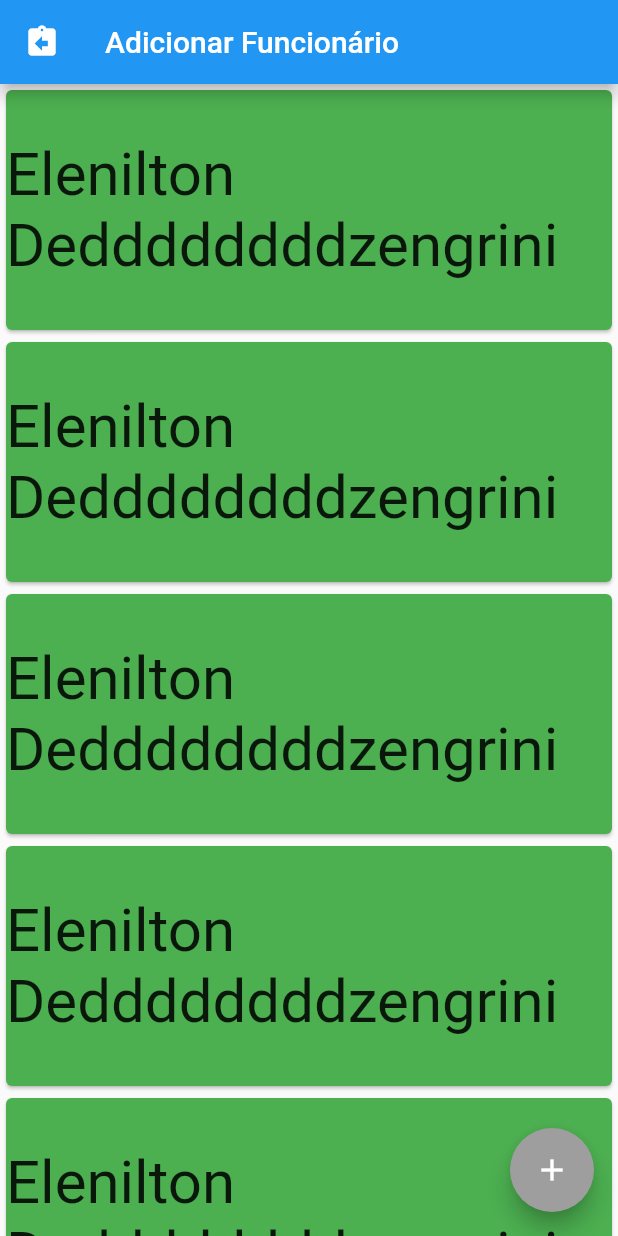
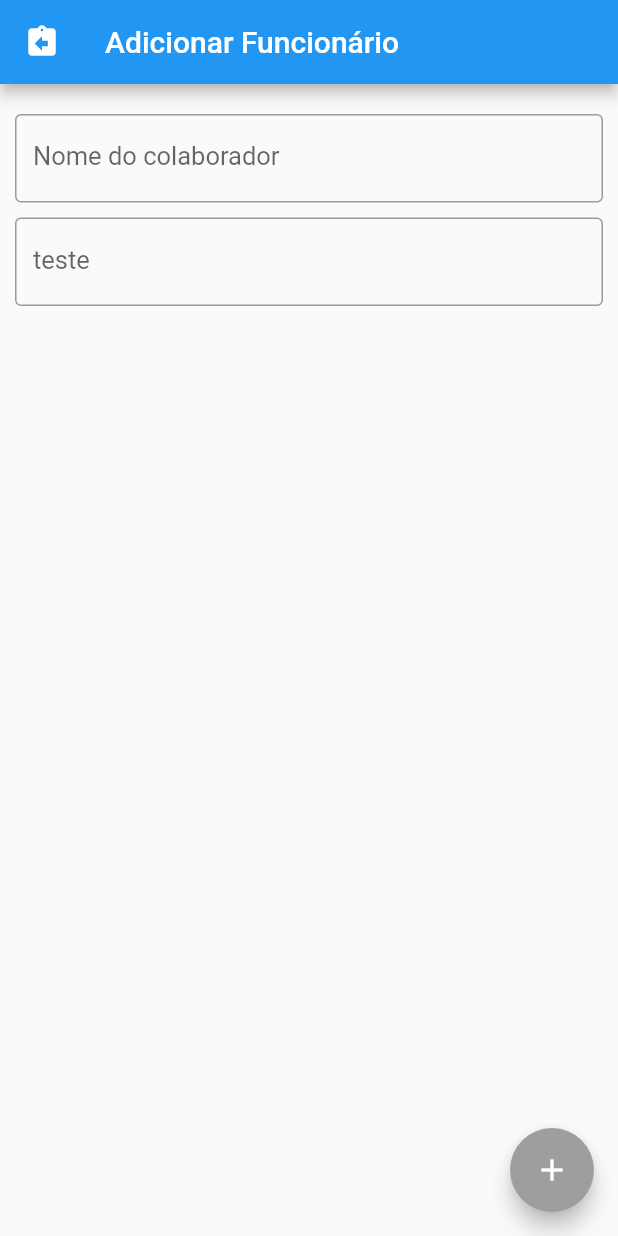
Before and after one commit to Nirayuki/eletronic_point, a Flutter app: the screen it shows after launch, after a tap on the "add" icon, on a phone screen of 412 x 824 dp. Run offline on Flutter 3.47's test engine with Material 2 defaults, Android fonts, the light colour scheme and no system bars.

Commit message:
Adding textfield

```diff
--- a/lib/Pages/AddEmployeeView.dart
+++ b/lib/Pages/AddEmployeeView.dart
@@ -14,56 +14,53 @@ class _AddEmployeeViewState extends State<AddEmployeeView> {
         debugShowCheckedModeBanner: false,
         home: Scaffold(
           appBar: AppBar(
-            title: Row(children: [
+            title: Row(
+              children: [
                 InkWell(
-                onTap: (){
+                  onTap: () {
                     Navigator.of(context).pushNamed('/');
                   },
                   child: Icon(Icons.assignment_return),
                 ),
-              Container(width: 30,),
+                Container(
+                  width: 30,
+                ),
                 Text("Adicionar Funcionário"),
-            ],),
-            actions: [
-
-
               ],
             ),
-          body: ListView.builder(
-              itemBuilder: (BuildContext build,int index) {
-
-                return Card(
-                    color: Colors.green,
-
-                    child: InkWell(
-                      splashColor: Colors.red.withAlpha(50),
-                      onTap: (){
-
-                      },
-                      child: SizedBox(
-                        height: 160,
-
-                        child: Center(
-                          child: Text(
-                            "Elenilton Deddddddddzengrini",
-                            style: TextStyle(fontSize: 40),
+            actions: [],
+          ),
+          body: Padding(
+            padding: const EdgeInsets.only(top: 20, left: 10, right: 10),
+            child: Column(
+              children: [
+                TextField(
+                  decoration: InputDecoration(
+                    hintText: "Digite o nome aqui",
+                    labelText: "Nome do colaborador",
+                    labelStyle: TextStyle(fontSize: 17),
+                    border: OutlineInputBorder(),
                   ),
                 ),
+                Container(
+                  height: 10,
                 ),
-                    )
-                );
-
-
-              }
+                TextField(
+                  decoration: InputDecoration(
+                    hintText: "Teste",
+                    labelText: "teste",
+                    labelStyle: TextStyle(fontSize: 17),
+                    border: OutlineInputBorder(),
+                  ),
+                ),
+              ],
+            ),
           ),
           floatingActionButton: FloatingActionButton(
             backgroundColor: Colors.grey,
-
-            onPressed: (){
-            },
+            onPressed: () {},
             child: Icon(Icons.add),
           ),
-        )
-    );
+        ));
   }
 }
```
Lines whose indentation alone changed are shown as unchanged.
